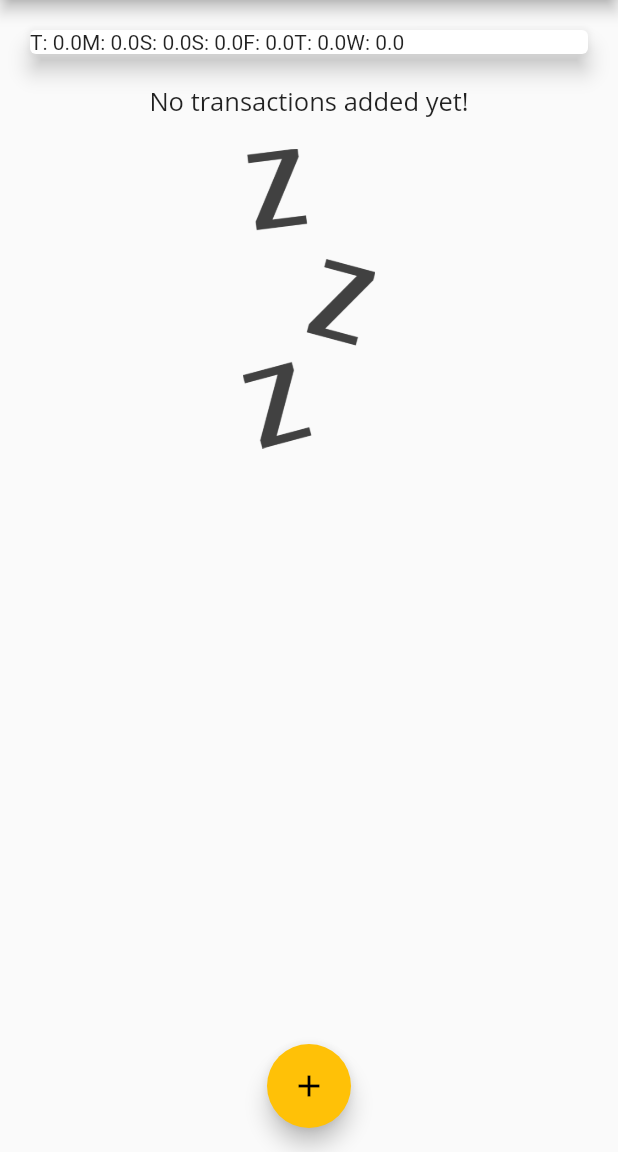
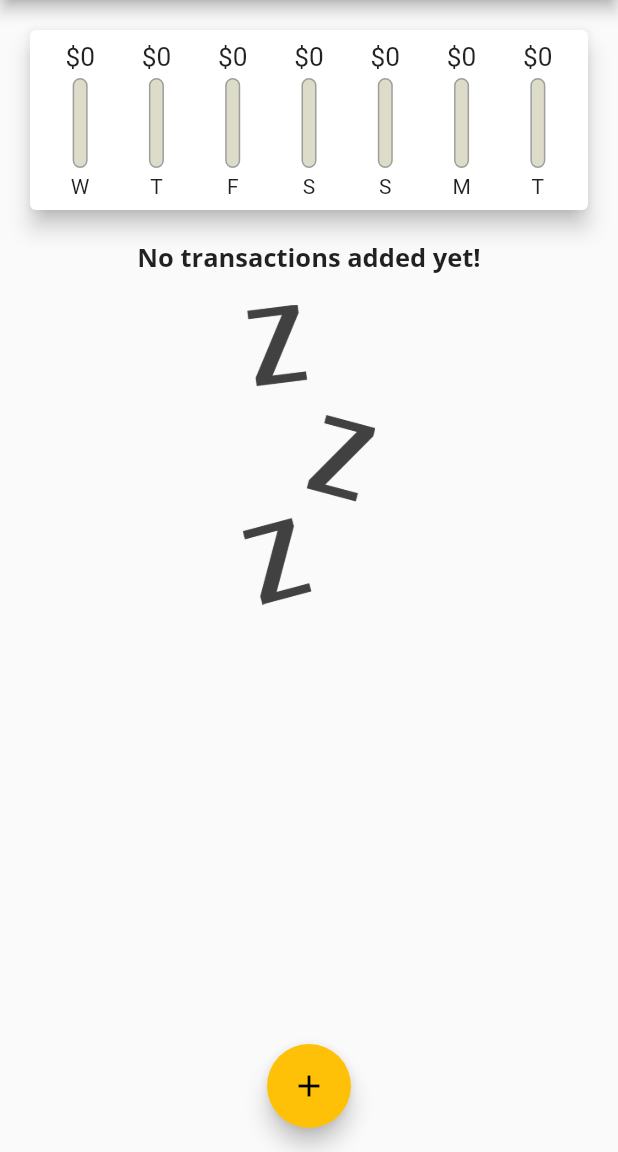
Before and after one commit to TadasPaulauskas/personal_expenses, a Flutter app: the screen it shows after launch, on a phone screen of 412 x 824 dp, the part 84-1236 px from its top. Run offline on Flutter 3.47's test engine with Material 2 defaults, Android fonts, the phone set to English and light mode, and no system bars.

Commit message:
chartBar reversed,  tranList ListTile, theme bold

```diff
--- a/lib/main.dart
+++ b/lib/main.dart
@@ -21,7 +21,7 @@ class MyApp extends StatelessWidget {
               headline6: const TextStyle(
                 fontFamily: 'OpenSans',
                 fontSize: 17,
-                //fontWeight: FontWeight.bold,
+                fontWeight: FontWeight.bold,
               ),
             ),
         appBarTheme: const AppBarTheme(
--- a/lib/widgets/chart.dart
+++ b/lib/widgets/chart.dart
@@ -1,5 +1,6 @@
 import 'package:flutter/material.dart';
 import 'package:intl/intl.dart';
+import './chart_bar.dart';
 import '../models/transaction.dart';
 
 class Chart extends StatelessWidget {
@@ -25,6 +26,12 @@ class Chart extends StatelessWidget {
         'day': DateFormat.E().format(weekDay).substring(0, 1),
         'amount': totalSum,
       };
+    }).reversed.toList();
+  }
+
+  double get totalSpending {
+    return groupTransactionsValues.fold(0.0, (sum, item) {
+      return sum + (item['amount'] as double);
     });
   }
 
@@ -32,13 +39,24 @@ class Chart extends StatelessWidget {
   Widget build(BuildContext context) {
     return Card(
       elevation: 6,
-      margin: EdgeInsets.all(20),
-      child: Row(
-        children: groupTransactionsValues.map((data) {
-          return Text(
-            '${data['day']}: ${data['amount']}',
-          );
-        }).toList(),
+      margin: const EdgeInsets.all(20),
+      child: Container(
+        padding: const EdgeInsets.all(8.0),
+        child: Row(
+          mainAxisAlignment: MainAxisAlignment.spaceEvenly,
+          children: groupTransactionsValues.map((data) {
+            return Flexible(
+              fit: FlexFit.tight,
+              child: ChartBar(
+                label: data['day'] as String,
+                spendingAmount: data['amount'] as double,
+                spendingPctOfTotal: totalSpending == 0.0
+                    ? 0.0
+                    : (data['amount'] as double) / totalSpending,
+              ),
+            );
+          }).toList(),
+        ),
       ),
     );
   }
--- a/lib/widgets/chart_bar.dart
+++ b/lib/widgets/chart_bar.dart
@@ -1,11 +1,11 @@
 import 'package:flutter/material.dart';
 
-class ChatBar extends StatelessWidget {
+class ChartBar extends StatelessWidget {
   final String label;
   final double spendingAmount;
   final double spendingPctOfTotal;
 
-  const ChatBar({
+  const ChartBar({
     super.key,
     required this.label,
     required this.spendingAmount,
@@ -16,11 +16,43 @@ class ChatBar extends StatelessWidget {
   Widget build(BuildContext context) {
     return Column(
       children: [
-        Text('\$${spendingAmount.toStringAsFixed(0)}'),
+        Container(
+          height: 20,
+          child: FittedBox(
+            child: Text('\$${spendingAmount.toStringAsFixed(0)}'),
+          ),
+        ),
         const SizedBox(
           height: 4,
         ),
-        Container(),
+        Container(
+          height: 60,
+          width: 10,
+          child: Stack(
+            children: [
+              Container(
+                decoration: BoxDecoration(
+                  border: Border.all(color: Colors.grey, width: 1.0),
+                  color: const Color.fromRGBO(220, 220, 200, 1),
+                  borderRadius: BorderRadius.circular(10),
+                ),
+              ),
+              FractionallySizedBox(
+                heightFactor: spendingPctOfTotal,
+                child: Container(
+                  decoration: BoxDecoration(
+                    color: Theme.of(context).primaryColor,
+                    borderRadius: BorderRadius.circular(10),
+                  ),
+                ),
+              )
+            ],
+          ),
+        ),
+        const SizedBox(
+          height: 4,
+        ),
+        Text(label),
       ],
     );
   }
```
Also changed, not shown: lib/widgets/transaction_list.dart (+57 -24 lines).
